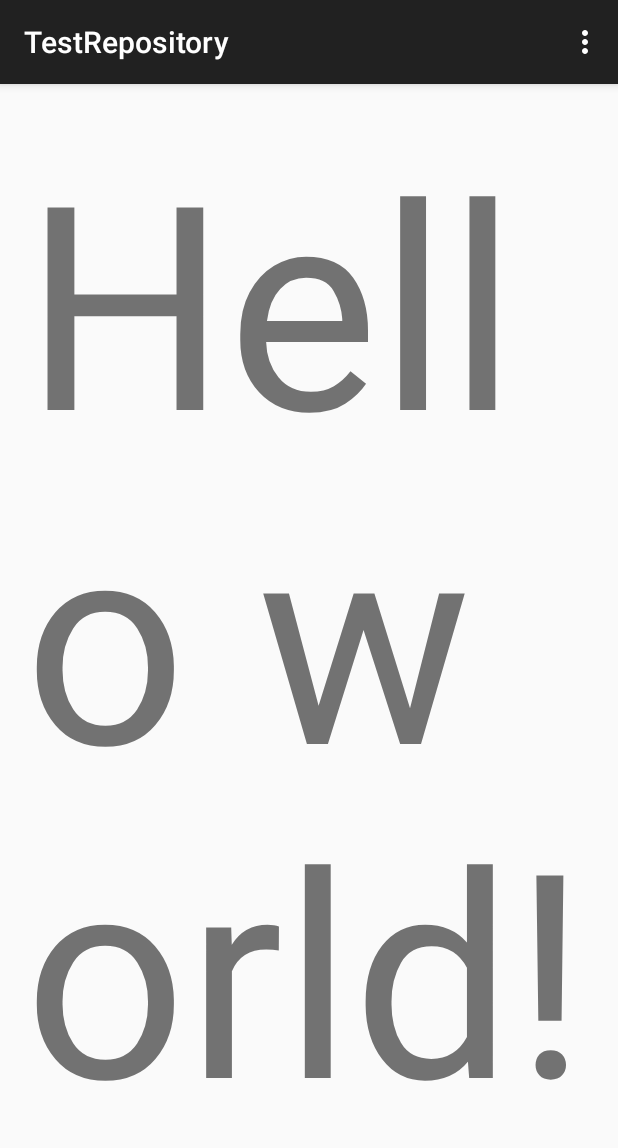
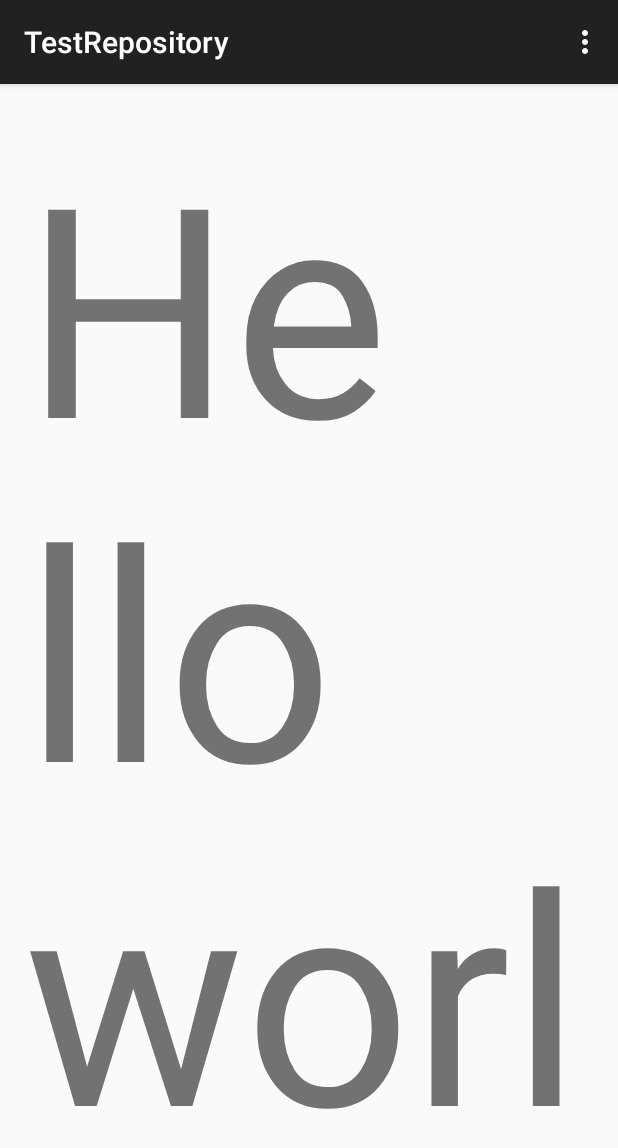
Before and after one commit to liefericcson/testrepository, an Android app: the screen it shows after launch (MainActivity), on a phone screen of 412 x 824 dp. Shown: the top 1148 px of the screen. Run offline under Robolectric (Android 15) with nearby library versions, the phone set to English and light mode, and no system bars.

Commit message:
TESTING PART 2

```diff
--- a/app/src/main/res/layout/activity_main.xml
+++ b/app/src/main/res/layout/activity_main.xml
@@ -6,7 +6,7 @@
     android:paddingBottom="@dimen/activity_vertical_margin" tools:context=".MainActivity">
 
     <TextView android:text="@string/hello_world" android:layout_width="wrap_content"
-        android:textSize="190dp"
+        android:textSize="195dp"
         android:layout_height="wrap_content" />
 
 </RelativeLayout>
```
